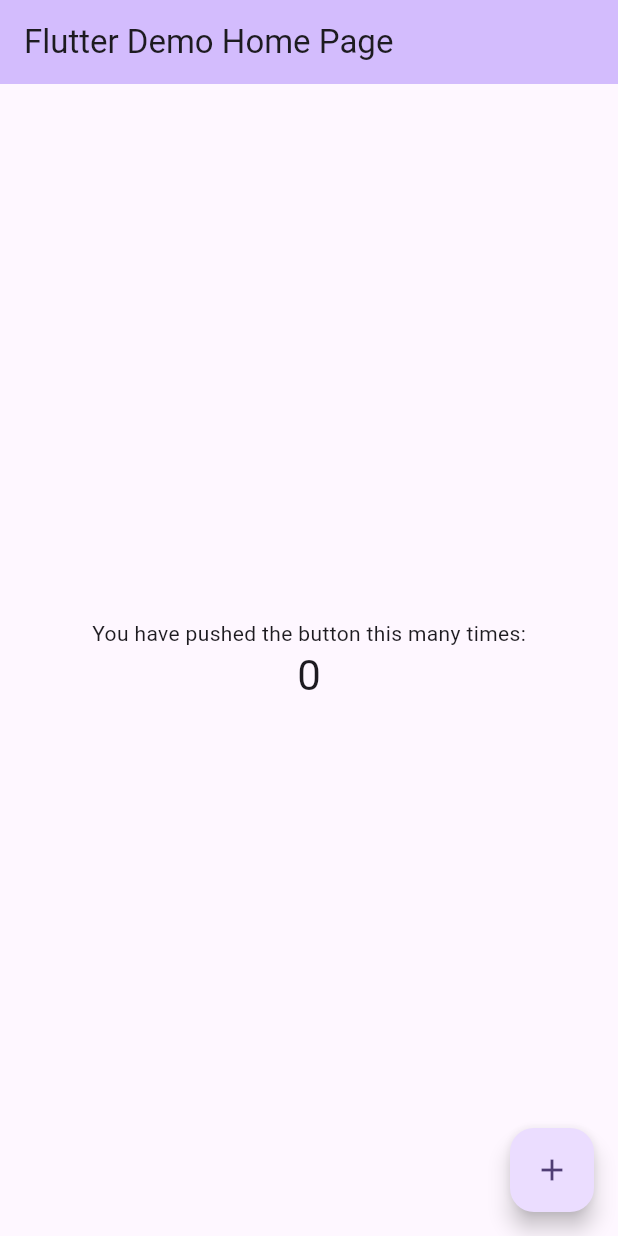
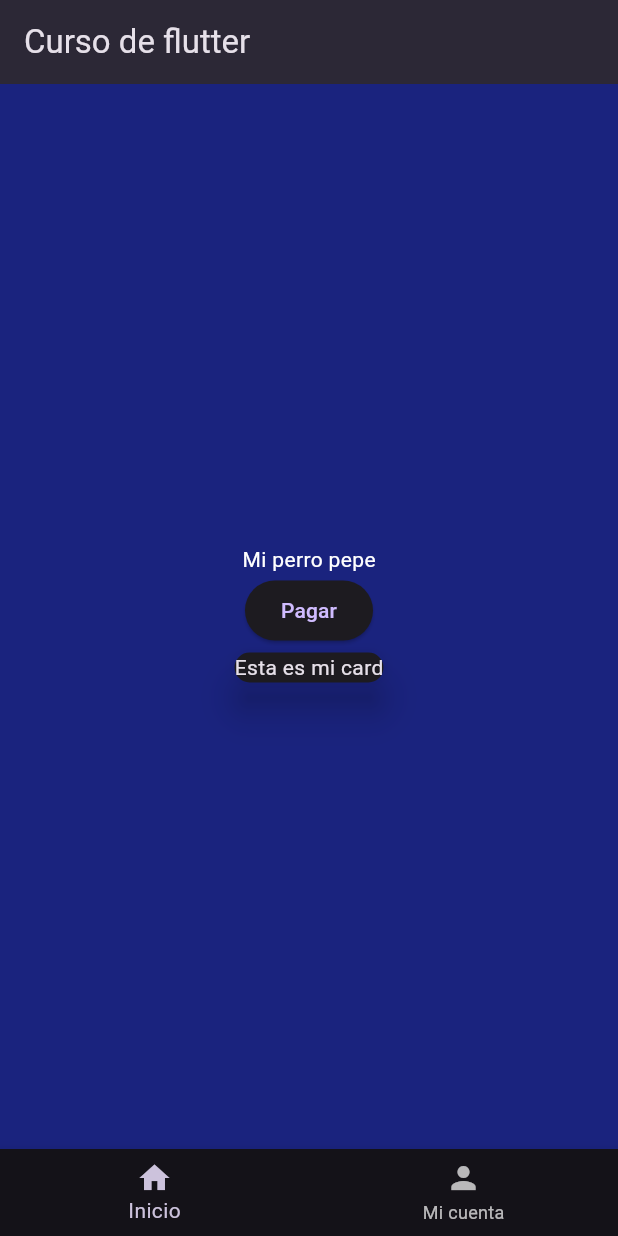
Before and after one commit to Lopez15-Hub/curso_flutter, a Flutter app: the screen it shows after launch, on a phone screen of 412 x 824 dp. Run offline on Flutter 3.47's test engine with Material 3 defaults, Android fonts, the phone set to English and light mode, and no system bars.

Commit message:
Primer diseño de proyecto Levantar la app Separar los widgets de las vistas Creación de vista home Añadido de materialApp y Scaffold

```diff
--- a/lib/dart_course_basics.dart
+++ b/lib/dart_course_basics/dart_course_basics.dart
@@ -5,7 +5,7 @@
 // Para declarar: const, final, var
 // Final solo se puede declarar en variables
 
-import 'package:curso_flutter/dart_functions_basics.dart';
+import 'package:curso_flutter/dart_course_basics/dart_functions_basics.dart';
 
 const pi = 3.147;
 var num = 10;
--- a/lib/models/injected_http_model.dart
+++ b/lib/dart_course_basics/models/injected_http_model.dart
@@ -1,6 +1,6 @@
 //Ejemplo de implementación
 
-import 'package:curso_flutter/models/http_to_inject_model.dart';
+import 'package:curso_flutter/dart_course_basics/models/http_to_inject_model.dart';
 
 class InjectedHttp implements HttpToInject {
   @override
--- a/lib/services/http_service.dart
+++ b/lib/dart_course_basics/services/http_service.dart
@@ -1,7 +1,7 @@
 //Herencia y Inyección
 
 //Ejemplo de extensión
-import 'package:curso_flutter/models/http_to_extend_model.dart';
+import 'package:curso_flutter/dart_course_basics/models/http_to_extend_model.dart';
 
 class HttpService extends HttpToExtend {
   //Override indica que los metodos de la clase padre, son sobreescritos.
--- a/lib/services/payment_service.dart
+++ b/lib/dart_course_basics/services/payment_service.dart
@@ -1,4 +1,4 @@
-import 'package:curso_flutter/models/http_to_inject_model.dart';
+import 'package:curso_flutter/dart_course_basics/models/http_to_inject_model.dart';
 
 class PaymentService {
   final String _endpoint = "https://my-api.com/payments";
--- a/lib/services/user_service.dart
+++ b/lib/dart_course_basics/services/user_service.dart
@@ -1,6 +1,6 @@
 //Clase para inyectar;
 
-import 'package:curso_flutter/models/http_to_inject_model.dart';
+import 'package:curso_flutter/dart_course_basics/models/http_to_inject_model.dart';
 
 class UsersService {
   final String _endpoint = "https://my-api.com/users";
--- a/lib/main.dart
+++ b/lib/main.dart
@@ -1,68 +1,4 @@
+import 'package:curso_flutter/my_app.dart';
 import 'package:flutter/material.dart';
 
 void main() => runApp(const MyApp());
-
-class MyApp extends StatelessWidget {
-  const MyApp({super.key});
-
-  // This widget is the root of your application.
-  @override
-  Widget build(BuildContext context) {
-    return MaterialApp(
-      title: 'Flutter Demo',
-      theme: ThemeData(
-        colorScheme: ColorScheme.fromSeed(seedColor: Colors.deepPurple),
-        useMaterial3: true,
-      ),
-      home: const MyHomePage(title: 'Flutter Demo Home Page'),
-    );
-  }
-}
-
-class MyHomePage extends StatefulWidget {
-  const MyHomePage({super.key, required this.title});
-
-  final String title;
-
-  @override
-  State<MyHomePage> createState() => _MyHomePageState();
-}
-
-class _MyHomePageState extends State<MyHomePage> {
-  int _counter = 0;
-
-  void _incrementCounter() {
-    setState(() {
-      _counter++;
-    });
-  }
-
-  @override
-  Widget build(BuildContext context) {
-    return Scaffold(
-      appBar: AppBar(
-        backgroundColor: Theme.of(context).colorScheme.inversePrimary,
-        title: Text(widget.title),
-      ),
-      body: Center(
-        child: Column(
-          mainAxisAlignment: MainAxisAlignment.center,
-          children: <Widget>[
-            const Text(
-              'You have pushed the button this many times:',
-            ),
-            Text(
-              '$_counter',
-              style: Theme.of(context).textTheme.headlineMedium,
-            ),
-          ],
-        ),
-      ),
-      floatingActionButton: FloatingActionButton(
-        onPressed: _incrementCounter,
-        tooltip: 'Increment',
-        child: const Icon(Icons.add),
-      ), // This trailing comma makes auto-formatting nicer for build methods.
-    );
-  }
-}
--- /dev/null
+++ b/lib/my_app.dart
@@ -0,0 +1,19 @@
+// Qué es stateless?
+// Un stateless widget es un Widget de Flutter sin estados.
+// Generalmente estos widgets se utilizan cuando la vista no requiere mucha lógica o cambios de estado.
+import 'package:curso_flutter/views/home.dart';
+import 'package:flutter/material.dart';
+
+class MyApp extends StatelessWidget {
+  const MyApp({super.key});
+
+  @override
+  Widget build(BuildContext context) {
+    return MaterialApp(
+      theme: ThemeData.dark(),
+      //Cada vista debería tener su scaffold. Salvo excepciones
+      // Depende del contexto.
+      home: const Home(),
+    );
+  }
+}
--- /dev/null
+++ b/lib/views/home.dart
@@ -0,0 +1,22 @@
+import 'package:curso_flutter/widgets/home_body_widget.dart';
+import 'package:curso_flutter/widgets/my_bottombar_widget.dart';
+import 'package:flutter/material.dart';
+
+class Home extends StatelessWidget {
+  const Home({
+    super.key,
+  });
+
+  @override
+  Widget build(BuildContext context) {
+    return Scaffold(
+      backgroundColor: Colors.indigo[900],
+      appBar: AppBar(
+        elevation: 10,
+        title: const Text("Curso de flutter"),
+      ),
+      body: const HomeBody(),
+      bottomNavigationBar: const MyCustomBottombar(),
+    );
+  }
+}
--- /dev/null
+++ b/lib/widgets/home_body_widget.dart
@@ -0,0 +1,32 @@
+import 'package:flutter/material.dart';
+
+class HomeBody extends StatelessWidget {
+  const HomeBody({
+    super.key,
+  });
+
+  @override
+  Widget build(BuildContext context) {
+    return Column(
+      crossAxisAlignment: CrossAxisAlignment.center,
+      mainAxisAlignment: MainAxisAlignment.center,
+      children: [
+        const Text(
+          "Mi perro pepe",
+          style: TextStyle(color: Colors.white),
+        ),
+        Center(
+          child: ElevatedButton(
+              onPressed: () {},
+              child: const Text(
+                "Pagar",
+              )),
+        ),
+        const Card(
+          elevation: 10,
+          child: Text("Esta es mi card"),
+        )
+      ],
+    );
+  }
+}
--- /dev/null
+++ b/lib/widgets/my_bottombar_widget.dart
@@ -0,0 +1,17 @@
+import 'package:flutter/material.dart';
+
+class MyCustomBottombar extends StatelessWidget {
+  const MyCustomBottombar({
+    super.key,
+  });
+
+  @override
+  Widget build(BuildContext context) {
+    return BottomNavigationBar(
+      items: const [
+        BottomNavigationBarItem(icon: Icon(Icons.home), label: "Inicio"),
+        BottomNavigationBarItem(icon: Icon(Icons.person), label: "Mi cuenta"),
+      ],
+    );
+  }
+}
```
Also changed, not shown: lib/dart_course_basics/dart_classes_basics.dart (renamed from lib/dart_classes_basics.dart, +5 -5 lines), lib/dart_course_basics/dart_async_basics.dart (renamed from lib/dart_async_basics.dart), lib/dart_course_basics/dart_control.structs_basics.dart (renamed from lib/dart_control.structs_basics.dart), lib/dart_course_basics/dart_functions_basics.dart (renamed from lib/dart_functions_basics.dart), lib/dart_course_basics/models/http_to_extend_model.dart (renamed from lib/models/http_to_extend_model.dart), lib/dart_course_basics/models/http_to_inject_model.dart (renamed from lib/models/http_to_inject_model.dart), lib/dart_course_basics/models/person_model.dart (renamed from lib/models/person_model.dart), 1 other file.
